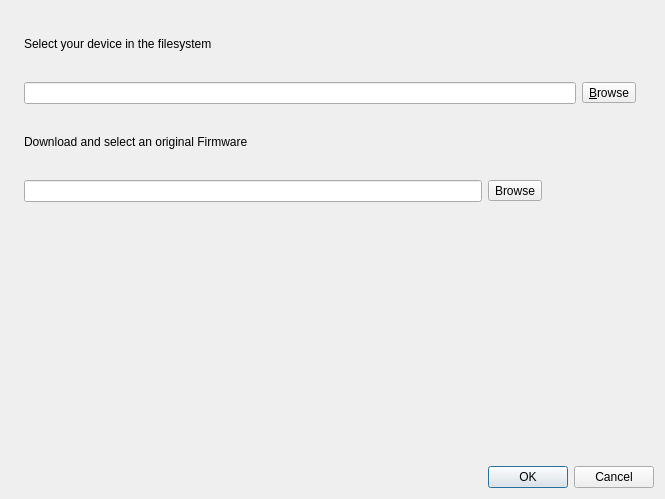
Above: rbutil/rbutilqt/installbootloaderfrm.ui from Rockbox-Chinese-Community/Rockbox-RCC before the change. Below: the same form after it.
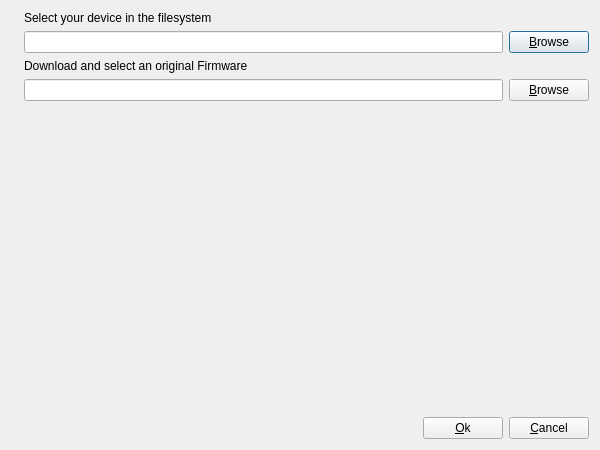
That is the form after the change. Icons and pictures are not drawn.

Commit message: Add some more icons to a few dialogs and fix visual glitches.

Patch:
```diff
--- a/rbutil/rbutilqt/installbootloaderfrm.ui
+++ b/rbutil/rbutilqt/installbootloaderfrm.ui
@@ -8,15 +8,15 @@
    <rect>
     <x>0</x>
     <y>0</y>
-    <width>665</width>
-    <height>499</height>
+    <width>600</width>
+    <height>450</height>
    </rect>
   </property>
   <property name="windowTitle" >
    <string>Install Bootloader</string>
   </property>
   <layout class="QGridLayout" >
-   <item rowspan="8" row="0" column="0" >
+   <item rowspan="6" row="0" column="0" >
     <widget class="QLabel" name="label" >
      <property name="text" >
       <string/>
@@ -24,6 +24,9 @@
      <property name="pixmap" >
       <pixmap resource="rbutilqt.qrc" >:/icons/icons/wizard.xpm</pixmap>
      </property>
+     <property name="alignment" >
+      <set>Qt::AlignLeading|Qt::AlignLeft|Qt::AlignTop</set>
+     </property>
     </widget>
    </item>
    <item row="0" column="1" colspan="3" >
@@ -37,36 +40,20 @@
     <widget class="QLineEdit" name="lineMountPoint" />
    </item>
    <item row="1" column="3" >
-    <widget class="QToolButton" name="buttonBrowse" >
+    <widget class="QPushButton" name="buttonBrowse" >
      <property name="text" >
       <string>&amp;Browse</string>
      </property>
     </widget>
    </item>
-   <item row="9" column="2" colspan="2" >
-    <widget class="QDialogButtonBox" name="buttonBox" >
-     <property name="orientation" >
-      <enum>Qt::Horizontal</enum>
+   <item row="2" column="1" colspan="3" >
+    <widget class="QLabel" name="label_3" >
+     <property name="text" >
+      <string>Download and select an original Firmware</string>
      </property>
-     <property name="standardButtons" >
-      <set>QDialogButtonBox::Cancel|QDialogButtonBox::NoButton|QDialogButtonBox::Ok</set>
-     </property>
     </widget>
    </item>
-   <item rowspan="4" row="4" column="1" colspan="3" >
-    <spacer>
-     <property name="orientation" >
-      <enum>Qt::Vertical</enum>
-     </property>
-     <property name="sizeHint" >
-      <size>
-       <width>20</width>
-       <height>40</height>
-      </size>
-     </property>
-    </spacer>
-   </item>
-   <item row="3" column="1" >
+   <item row="3" column="1" colspan="2" >
     <widget class="QLineEdit" name="lineOriginalFirmware" >
      <property name="sizePolicy" >
       <sizepolicy vsizetype="Fixed" hsizetype="Expanding" >
@@ -82,19 +69,62 @@
      </property>
     </widget>
    </item>
-   <item row="2" column="1" >
-    <widget class="QLabel" name="label_3" >
+   <item row="3" column="3" >
+    <widget class="QPushButton" name="buttonBrowseOF" >
      <property name="text" >
-      <string>Download and select an original Firmware</string>
+      <string>&amp;Browse</string>
      </property>
     </widget>
    </item>
-   <item row="3" column="2" >
-    <widget class="QToolButton" name="buttonBrowseOF" >
-     <property name="text" >
-      <string>Browse</string>
+   <item row="4" column="2" >
+    <spacer>
+     <property name="orientation" >
+      <enum>Qt::Vertical</enum>
      </property>
-    </widget>
+     <property name="sizeHint" >
+      <size>
+       <width>20</width>
+       <height>40</height>
+      </size>
+     </property>
+    </spacer>
+   </item>
+   <item row="5" column="1" >
+    <spacer>
+     <property name="orientation" >
+      <enum>Qt::Horizontal</enum>
+     </property>
+     <property name="sizeHint" >
+      <size>
+       <width>40</width>
+       <height>20</height>
+      </size>
+     </property>
+    </spacer>
+   </item>
+   <item row="5" column="2" colspan="2" >
+    <layout class="QHBoxLayout" >
+     <item>
+      <widget class="QPushButton" name="buttonOk_2" >
+       <property name="text" >
+        <string>&amp;Ok</string>
+       </property>
+       <property name="icon" >
+        <iconset resource="rbutilqt.qrc" >:/icons/icons/go-next.png</iconset>
+       </property>
+      </widget>
+     </item>
+     <item>
+      <widget class="QPushButton" name="buttonCancel_2" >
+       <property name="text" >
+        <string>&amp;Cancel</string>
+       </property>
+       <property name="icon" >
+        <iconset resource="rbutilqt.qrc" >:/icons/icons/process-stop.png</iconset>
+       </property>
+      </widget>
+     </item>
+    </layout>
    </item>
   </layout>
  </widget>
```
Left out of the diff: 30 changed lines with no effect on the pictures. The commit also changes 2 other files.
